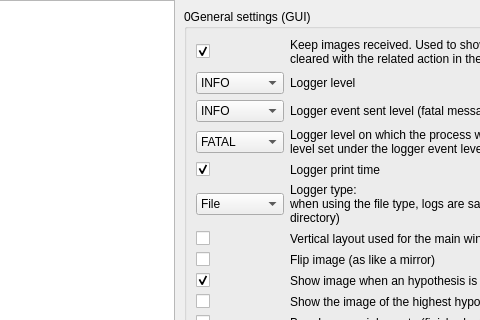
Old version of the form guilib/src/ui/preferencesDialog.ui in the repository introlab/rtabmap; both pictures show x 117 to 597 and y 0 to 320 of the 892 by 796 pixel window.
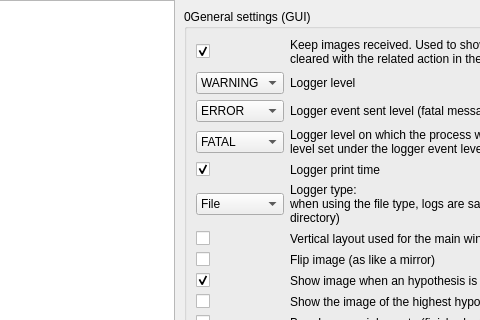
New version of the form. The open tabs and pages were chosen to show the change. Icons and pictures are not drawn. Custom widgets are drawn as their Qt base class.

Commit message: Fixed: the LoggerPauseLevel was not saved when it is the only parameter changed in the panel.

```diff
--- a/guilib/src/ui/preferencesDialog.ui
+++ b/guilib/src/ui/preferencesDialog.ui
@@ -101,7 +101,7 @@
               <item row="1" column="0">
                <widget class="QComboBox" name="comboBox_loggerLevel">
                 <property name="currentIndex">
-                 <number>1</number>
+                 <number>2</number>
                 </property>
                 <property name="sizeAdjustPolicy">
                  <enum>QComboBox::AdjustToContents</enum>
@@ -255,7 +255,7 @@
               <item row="2" column="0">
                <widget class="QComboBox" name="comboBox_loggerEventLevel">
                 <property name="currentIndex">
-                 <number>1</number>
+                 <number>3</number>
                 </property>
                 <property name="sizeAdjustPolicy">
                  <enum>QComboBox::AdjustToContents</enum>
```
Left out of the diff: 9 changed lines with no effect on the pictures. The commit also changes 1 other file.
